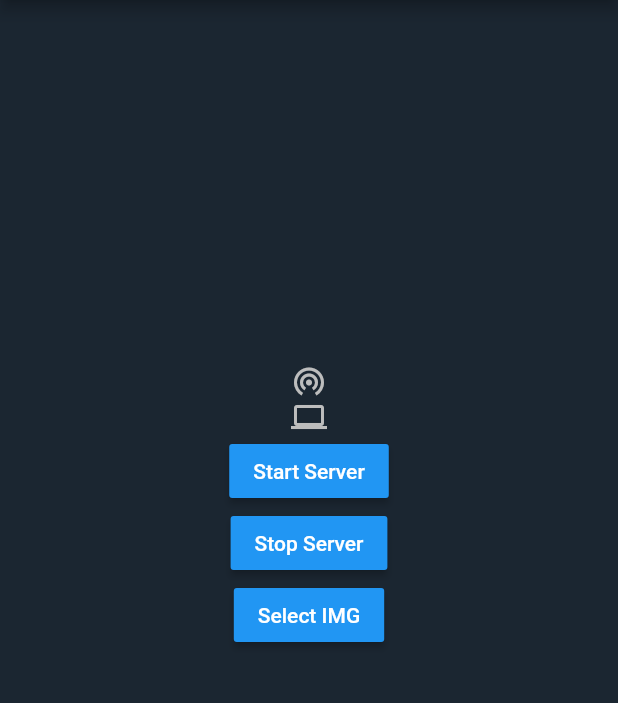
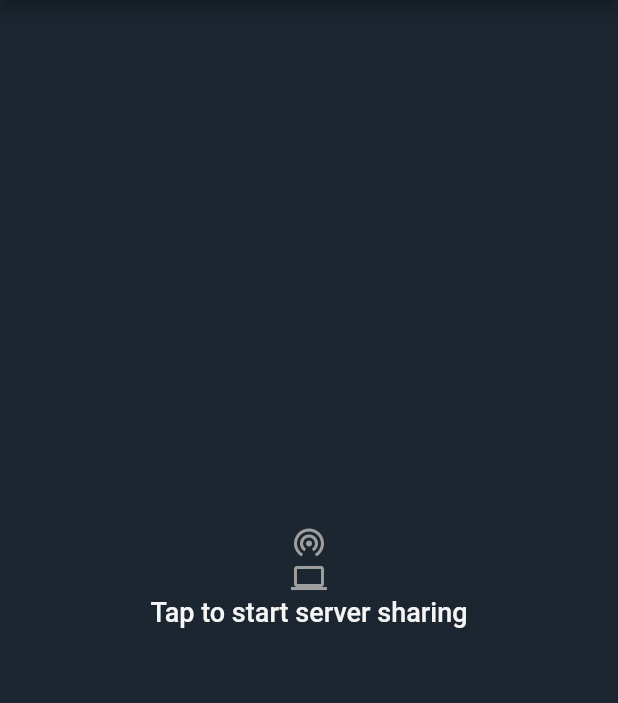
Before and after one commit to thevivekmnair/dart_server_v2, a Flutter app: the screen it shows after launch, on a phone screen of 412 x 824 dp, the part 84-787 px from its top. Run offline on Flutter 3.47's test engine with Material 2 defaults, Android fonts, the phone set to English and light mode, and no system bars; our stand-ins replace file_picker, flutter_spinkit; missing offline and left inert: wifi.

Commit message:
Working on tab switching while server starts or stops

```diff
--- a/lib/main.dart
+++ b/lib/main.dart
@@ -131,6 +131,44 @@ String ip_adress='';
     }
   }
 
+  Widget widgetSwitcher(){
+    switch(running){
+      case false:
+        return MaterialButton(
+          child: Column(
+            mainAxisAlignment: MainAxisAlignment.center,
+            children: [
+              Icon(Icons.wifi_tethering,color: Colors.grey[500],),
+              Icon(Icons.computer,color: Colors.grey[500],),
+              Text('Tap to start server sharing',style: TextStyle(
+                color: Colors.grey[100],fontSize: 18
+              ),)
+            ],
+          ),
+          onPressed:(){
+                if(!running){
+                startServer();
+                }
+              },
+        );
+      case true:
+        return MaterialButton(
+          child: Column(
+            mainAxisAlignment: MainAxisAlignment.center,
+            children: [
+              Icon(Icons.wifi_tethering,color: Colors.grey[300],),
+              Icon(Icons.computer,color: Colors.grey[300],),
+              Text('Tap to stop server sharing',style: TextStyle(
+                color: Colors.grey[100],fontSize: 18
+              ),),
+              SizedBox
+            ],
+          ),
+          onPressed:stopServer
+        );
+    }
+  }
+
   @override
   Widget build(BuildContext context) {
     return Scaffold(
@@ -141,45 +179,13 @@ String ip_adress='';
         centerTitle: true,
       ),
       body: Center(
-        child: loading?Container(child: SpinKitFadingFour(color: Colors.blue,),): Column(
-          mainAxisAlignment: MainAxisAlignment.center,
-          children: [
-            Icon(Icons.wifi_tethering,color: Colors.grey[400],),
-            Icon(Icons.computer,color: Colors.grey[400],),
-            MaterialButton(
-              child: loadSwitcher(0),
-              color: Colors.blue,
-              onPressed: (){
-                if(!running){
-                startServer();
-                }
-              },
-            ),
-            MaterialButton(
-              child: Text('Stop Server',style: TextStyle(color: Colors.white),),
-              color: Colors.blue,
-              onPressed: (){
-                stopServer();
-              },
-            ),
-            MaterialButton(
-              child: Text('Select IMG',style: TextStyle(color: Colors.white),),
-              color: Colors.blue,
-              onPressed: (){
-                chooseFile();
-              },
-            ),
-            loadSwitcher(1),
-            SizedBox(height: 60,),
-            ip_adress.isNotEmpty?InkWell(
-              child: Text('Go to- http://$ip_adress:8000',style: TextStyle(
-                color: Colors.blue,fontSize: 18
-              ),),
-              onTap: ()=>launch('http://$ip_adress:8000'),
-            ):Text(''),
-          ],
-        ),
+        child: loading?Container(child: SpinKitFadingFour(color: Colors.grey[200],),): widgetSwitcher()
       ),
+      floatingActionButton: !running?SizedBox(height: 1,width: 1,):FloatingActionButton(
+        child: Icon(Icons.folder),
+        tooltip: "Select Files",
+        onPressed: chooseFile,
+      )
     );
   }
 }
```
